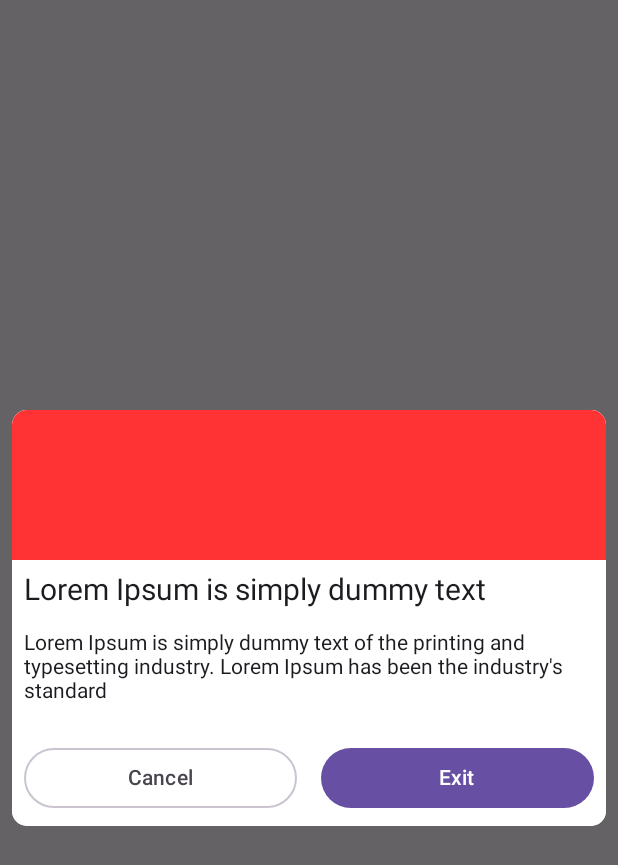
After one commit to Eganin/RadoApp, an Android app built with Jetpack Compose: the composable CustomAlertDialog shown on its own in the app's theme, on a phone screen of 412 x 824 dp. The commit adds this screen. Shown: the top 865 px of the screen. Run offline under Robolectric (Android 15) with nearby library versions, the phone set to English and light mode, and no system bars; 1 statement that could not run was skipped.

Commit message:
added custom alert dialog

```diff
--- a/common/driver/active/compose/src/commonMain/kotlin/ActiveRequestsForDriverScreen.kt
+++ b/common/driver/active/compose/src/commonMain/kotlin/ActiveRequestsForDriverScreen.kt
@@ -43,9 +43,6 @@ object ActiveRequestsForDriverScreen : Screen {
                     snackBarHostState.showSnackbar(message = snackBarAction.message)
                 }
             }
-
-            is DriverActiveAction.ShowSuccessCreateRequestDialog -> {}
-            is DriverActiveAction.OpenCreateRequestDialog -> {}
             null -> {}
         }
     }
--- a/common/driver/active/compose/src/commonMain/kotlin/views/ActiveRequestForDriverView.kt
+++ b/common/driver/active/compose/src/commonMain/kotlin/views/ActiveRequestForDriverView.kt
@@ -66,5 +66,10 @@ fun ActiveRequestsForDriverView(
             )
         }
 
+        if (state.showCreateDialog) {
+            CustomAlertDialog(
+                onDismiss = { eventHandler.invoke(DriverActiveEvent.CloseCreateDialog(value = state.showCreateDialog)) },
+                onExit = { eventHandler.invoke(DriverActiveEvent.CloseCreateDialog(value = state.showCreateDialog)) })
+        }
     }
 }
--- /dev/null
+++ b/common/driver/active/compose/src/commonMain/kotlin/views/CustomAlertDialog.kt
@@ -0,0 +1,92 @@
+package views
+
+import androidx.compose.foundation.background
+import androidx.compose.foundation.layout.*
+import androidx.compose.foundation.shape.RoundedCornerShape
+import androidx.compose.material3.Button
+import androidx.compose.material3.Card
+import androidx.compose.material3.OutlinedButton
+import androidx.compose.material3.Text
+import androidx.compose.runtime.Composable
+import androidx.compose.ui.Alignment
+import androidx.compose.ui.Modifier
+import androidx.compose.ui.graphics.Color
+import androidx.compose.ui.unit.dp
+import androidx.compose.ui.unit.sp
+import androidx.compose.ui.window.Dialog
+import androidx.compose.ui.window.DialogProperties
+
+@Composable
+fun CustomAlertDialog(onDismiss: () -> Unit, onExit: () -> Unit) {
+    Dialog(
+        onDismissRequest = onDismiss,
+        properties = DialogProperties(dismissOnBackPress = true, dismissOnClickOutside = true)
+    ) {
+        Card(
+            //shape = MaterialTheme.shapes.medium,
+            shape = RoundedCornerShape(10.dp),
+            // modifier = modifier.size(280.dp, 240.dp)
+            modifier = Modifier
+                .fillMaxWidth()
+                .padding(8.dp)
+        ) {
+            Column(
+                Modifier
+                    .fillMaxWidth()
+                    .background(Color.White)
+            ) {
+
+                Row(
+                    modifier = Modifier
+                        .fillMaxWidth()
+                        .height(100.dp)
+                        .background(Color.Red.copy(alpha = 0.8F)),
+                    verticalAlignment = Alignment.CenterVertically,
+                    horizontalArrangement = Arrangement.Center,
+
+                    ) {
+
+//                    Image(
+//                        painter = painterResource(id = R.drawable.background_image),
+//                        contentDescription = "Exit app",
+//                        modifier = Modifier.fillMaxSize(),
+//                        contentScale = ContentScale.FillWidth
+//                    )
+                }
+
+                Text(
+                    text = "Lorem Ipsum is simply dummy text",
+                    modifier = Modifier.padding(8.dp), fontSize = 20.sp
+                )
+
+                Text(
+                    text = "Lorem Ipsum is simply dummy text of the printing and typesetting industry. Lorem Ipsum has been the industry's standard",
+                    modifier = Modifier.padding(8.dp)
+                )
+
+                Row(Modifier.padding(top = 10.dp)) {
+                    OutlinedButton(
+                        onClick = { onDismiss() },
+                        Modifier
+                            .fillMaxWidth()
+                            .padding(8.dp)
+                            .weight(1F)
+                    ) {
+                        Text(text = "Cancel")
+                    }
+
+                    Button(
+                        onClick = { onExit() },
+                        Modifier
+                            .fillMaxWidth()
+                            .padding(8.dp)
+                            .weight(1F)
+                    ) {
+                        Text(text = "Exit")
+                    }
+                }
+
+            }
+        }
+    }
+}
--- a/common/driver/active/presentation/src/commonMain/kotlin/models/DriverActiveAction.kt
+++ b/common/driver/active/presentation/src/commonMain/kotlin/models/DriverActiveAction.kt
@@ -3,8 +3,4 @@ package models
 sealed class DriverActiveAction {
 
     data class ShowErrorSnackBar(val message: String) : DriverActiveAction()
-
-    data object ShowSuccessCreateRequestDialog : DriverActiveAction()
-
-    data object OpenCreateRequestDialog : DriverActiveAction()
 }
--- a/common/driver/active/presentation/src/commonMain/kotlin/models/DriverActiveEvent.kt
+++ b/common/driver/active/presentation/src/commonMain/kotlin/models/DriverActiveEvent.kt
@@ -15,4 +15,6 @@ sealed class DriverActiveEvent {
     data class FaultDescriptionChanged(val value: String) : DriverActiveEvent()
 
     data class ErrorTextForRequestListChanged(val value: String): DriverActiveEvent()
+
+    data class CloseCreateDialog(val value : Boolean): DriverActiveEvent()
 }
--- a/common/driver/active/presentation/src/commonMain/kotlin/models/DriverActiveViewState.kt
+++ b/common/driver/active/presentation/src/commonMain/kotlin/models/DriverActiveViewState.kt
@@ -6,7 +6,9 @@ data class DriverActiveViewState(
     val selectedVehicleType: VehicleType = VehicleType.Tractor,
     val numberVehicle: String = "",
     val faultDescription: String = "",
-    val errorTextForRequestList : String =""
+    val errorTextForRequestList : String ="",
+    val showCreateDialog : Boolean = false,
+    val showSuccessCreateRequestDialog : Boolean= false
 )
 
 enum class VehicleType(val nameVehicleType: String) {
```
Also changed, not shown: common/driver/active/presentation/src/commonMain/kotlin/DriverActiveViewModel.kt (+11 -2 lines), 1 other file.
